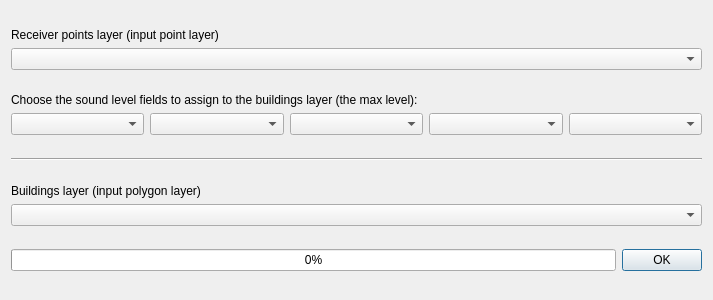
Qt form tools/ui_AssignLevelsToBuildings.ui (Arpapiemonte/openoise-map) before a commit.
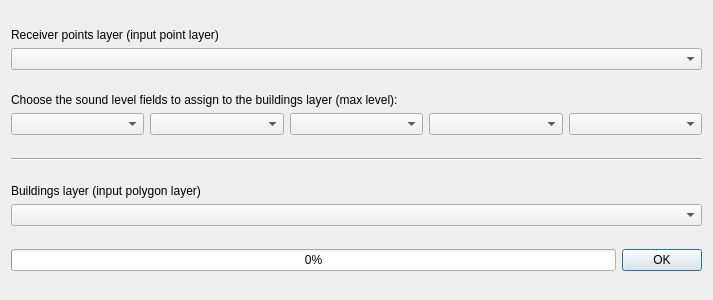
The same form after that commit. Custom widgets are drawn as their Qt base class.

```diff
--- a/tools/ui_AssignLevelsToBuildings.ui
+++ b/tools/ui_AssignLevelsToBuildings.ui
@@ -78,7 +78,7 @@
         </sizepolicy>
        </property>
        <property name="text">
-        <string>Choose the sound level fields to assign to the buildings layer (the max level):</string>
+        <string>Choose the sound level fields to assign to the buildings layer (max level):</string>
        </property>
       </widget>
      </item>
```
Left out of the diff: 4 changed lines with no effect on the pictures.
